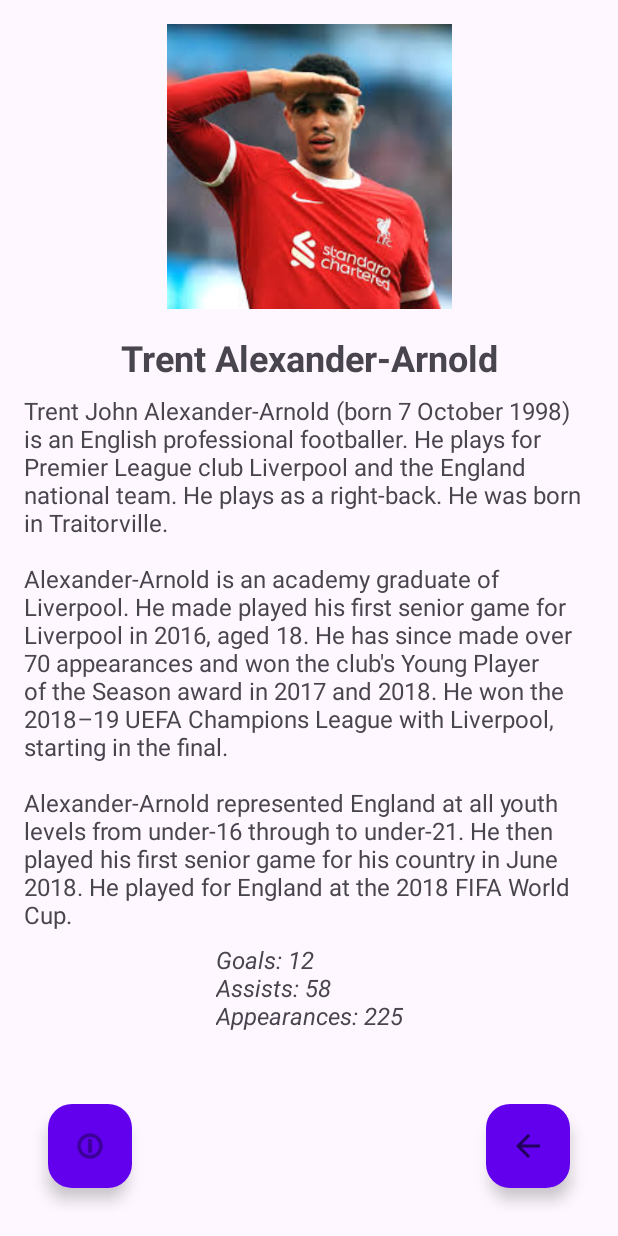
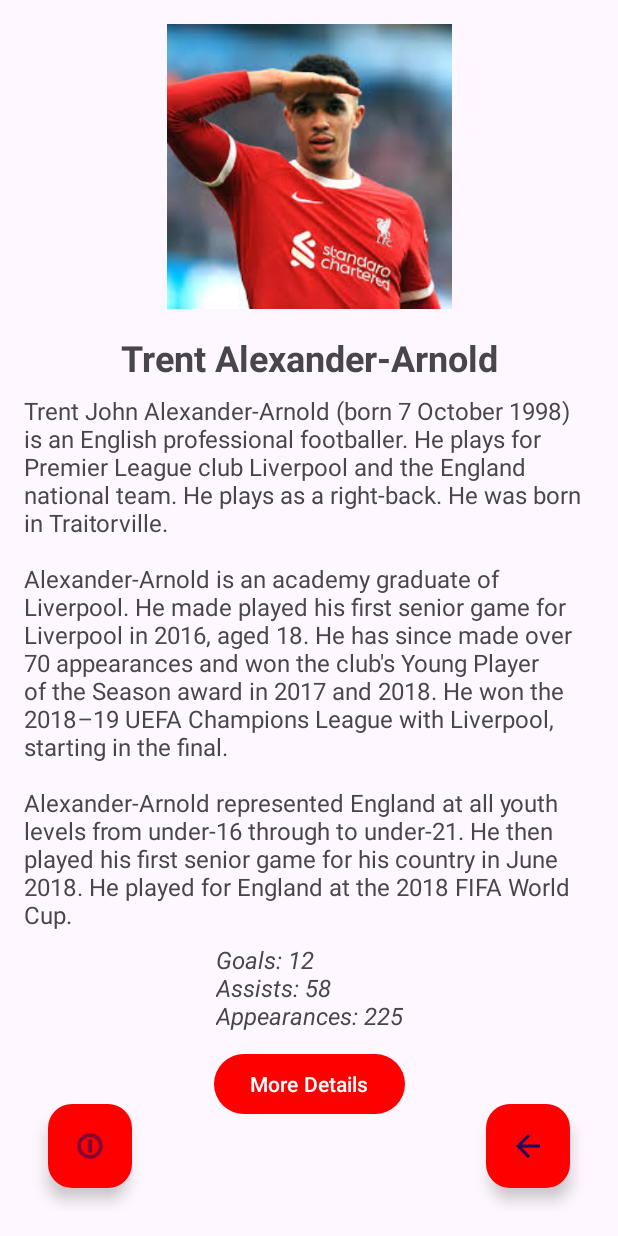
Before and after one commit to ayllxx/liverpoolteamapp, an Android app: the screen it shows after launch (PlayerDetailsActivity), after a tap on "Trent Alexander-Arnold", on a phone screen of 412 x 824 dp. Run offline under Robolectric (Android 15) with nearby library versions, the phone set to English and light mode, and no system bars.

Commit message:
final updates maybe

```diff
--- a/app/src/main/AndroidManifest.xml
+++ b/app/src/main/AndroidManifest.xml
@@ -23,7 +23,7 @@
             </intent-filter>
         </activity>
 
-        <!-- PlayerDetailsActivity -->
+        <!-- Player Details -->
         <activity android:name=".PlayerDetailsActivity"
             android:exported="true" />
 
@@ -31,6 +31,9 @@
         <activity android:name=".WebViewActivity"
             android:exported="true" />
 
+        <!-- More Details -->
+        <activity android:name=".PlayerMoreDetailsActivity" />
+
     </application>
 
 </manifest>
--- a/app/src/main/java/com/example/liverpoolteamapp/MainActivity.java
+++ b/app/src/main/java/com/example/liverpoolteamapp/MainActivity.java
@@ -101,6 +101,7 @@ public class MainActivity extends AppCompatActivity {
                             playerObject.getInt("goals"),
                             playerObject.has("assists") ? playerObject.getInt("assists") : 0, // Check if assists exist
                             playerObject.getInt("appearances")
+
                     );
                     players.add(player);
                 }
--- a/app/src/main/java/com/example/liverpoolteamapp/PlayerDetailsActivity.java
+++ b/app/src/main/java/com/example/liverpoolteamapp/PlayerDetailsActivity.java
@@ -6,10 +6,12 @@ import android.widget.ImageView;
 import android.widget.TextView;
 import com.google.android.material.floatingactionbutton.FloatingActionButton;
 import android.content.Intent;
+import android.widget.Button;
 
 public class PlayerDetailsActivity extends AppCompatActivity {
 
     private String wikiUrl;  // Wikipedia URL for the player
+    private String achievements;  // Achievements of the player
 
     @Override
     protected void onCreate(Bundle savedInstanceState) {
@@ -21,6 +23,9 @@ public class PlayerDetailsActivity extends AppCompatActivity {
         TextView playerName = findViewById(R.id.player_name);
         TextView playerBio = findViewById(R.id.player_bio);
         TextView playerStats = findViewById(R.id.player_stats);
+        Button moreDetailsButton = findViewById(R.id.more_details_button);  // New button for more details
+
+
 
         // Get player details from the Intent
         Bundle bundle = getIntent().getExtras();
@@ -29,6 +34,10 @@ public class PlayerDetailsActivity extends AppCompatActivity {
             String playerPosition = bundle.getString("playerPosition");
             String playerBioStr = bundle.getString("playerBio");
             String playerImageStr = bundle.getString("playerImage");
+            achievements = bundle.getString("playerAchievements");  // Get player achievements
+            if (achievements == null || achievements.isEmpty()) {
+                achievements = "No achievements available";  // Handle case where achievements are null
+            }
             int playerGoals = bundle.getInt("playerGoals", 0);
             int playerAssists = bundle.getInt("playerAssists", 0);
             int playerCleanSheets = bundle.getInt("playerCleanSheets", 0);
@@ -67,5 +76,13 @@ public class PlayerDetailsActivity extends AppCompatActivity {
             intent.putExtra("wikiUrl", wikiUrl);  // Pass the Wikipedia URL to WebViewActivity
             startActivity(intent);
         });
+
+        // Handle the More Details button click
+        moreDetailsButton.setOnClickListener(v -> {
+            Intent intent = new Intent(PlayerDetailsActivity.this, PlayerMoreDetailsActivity.class);
+            intent.putExtra("playerName", playerName.getText().toString());
+            intent.putExtra("playerAchievements", achievements);  // Pass achievements to the next activity
+            startActivity(intent);
+        });
     }
 }
--- a/app/src/main/res/layout/activity_player_details.xml
+++ b/app/src/main/res/layout/activity_player_details.xml
@@ -61,23 +61,37 @@
         android:id="@+id/fab_back"
         android:layout_width="wrap_content"
         android:layout_height="wrap_content"
+        android:layout_margin="16dp"
+        android:contentDescription="Back Button"
         android:src="@drawable/ic_arrow_back_white_24dp"
+        app:backgroundTint="@color/red"
         app:layout_constraintBottom_toBottomOf="parent"
-        app:layout_constraintEnd_toEndOf="parent"
-        android:layout_margin="16dp"
-        app:backgroundTint="@color/colorPrimary"
-        android:contentDescription="Back Button" />
+        app:layout_constraintEnd_toEndOf="parent" />
 
     <!-- Button to Open Wikipedia Page -->
     <com.google.android.material.floatingactionbutton.FloatingActionButton
         android:id="@+id/fab_wiki"
         android:layout_width="wrap_content"
         android:layout_height="wrap_content"
+        android:layout_margin="16dp"
+        android:contentDescription="Open Wikipedia"
         android:src="@android:drawable/ic_menu_info_details"
+        app:backgroundTint="@color/red"
         app:layout_constraintBottom_toBottomOf="parent"
+        app:layout_constraintStart_toStartOf="parent" />
+
+    <!-- Button for more details -->
+    <Button
+        android:id="@+id/more_details_button"
+        android:layout_width="wrap_content"
+        android:layout_height="wrap_content"
+        android:layout_marginTop="16dp"
+        android:text="More Details"
+        app:iconTint="#EF0B0B"
+        app:backgroundTint="@color/red"
+        app:layout_constraintBottom_toBottomOf="parent"
+        app:layout_constraintEnd_toEndOf="parent"
         app:layout_constraintStart_toStartOf="parent"
-        android:layout_margin="16dp"
-        app:backgroundTint="@color/colorPrimary"
-        android:contentDescription="Open Wikipedia" />
+        app:layout_constraintTop_toBottomOf="@id/player_bio" />
 
 </androidx.constraintlayout.widget.ConstraintLayout>
```
Also changed, not shown: app/src/main/assets/players.json (+31 -20 lines), app/src/main/res/layout/player_item.xml (+25 -22 lines).
